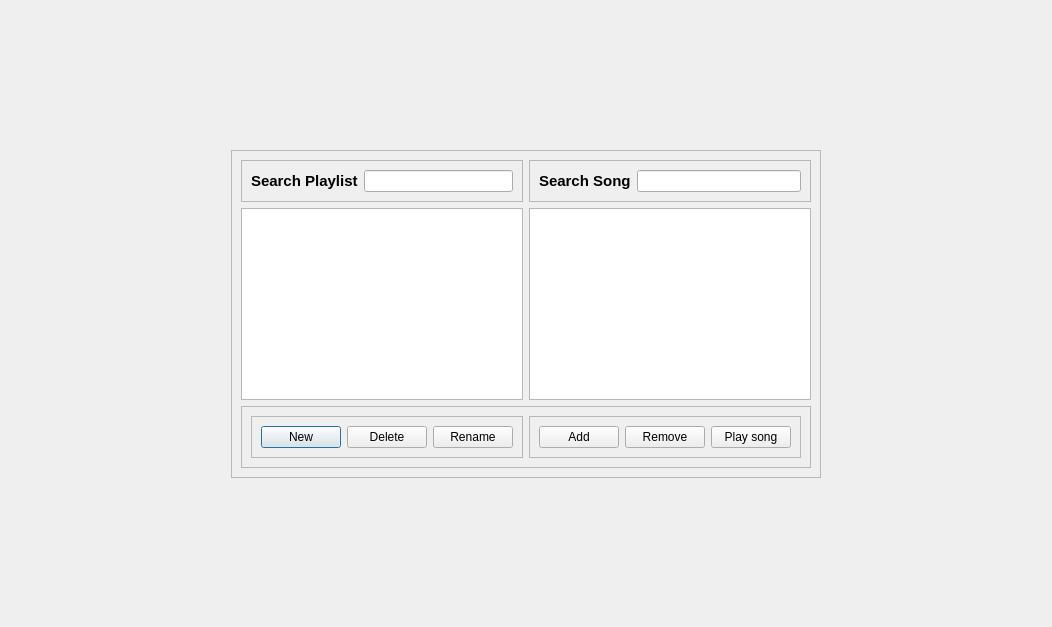
The window that ui/playlistmanagmentdialog.ui (Avesta85/JukeBox) describes before a commit, drawn with Qt 5.
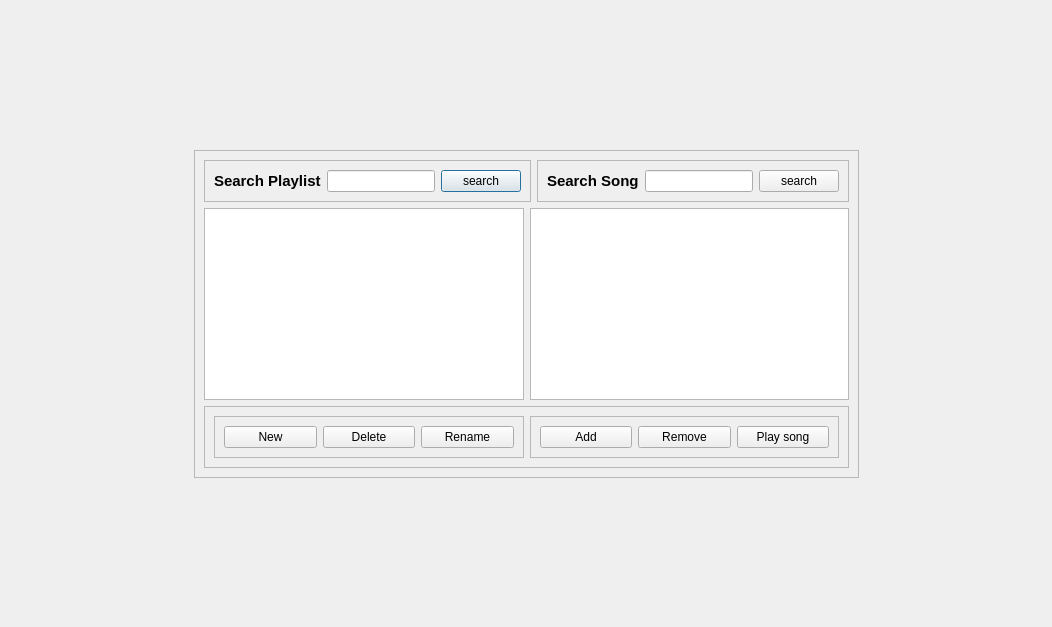
The same window after the commit.

Patch:
```diff
--- a/ui/playlistmanagmentdialog.ui
+++ b/ui/playlistmanagmentdialog.ui
@@ -87,6 +87,13 @@
                <item>
                 <widget class="QLineEdit" name="lineEdit_search_playlist_name"/>
                </item>
+               <item>
+                <widget class="QPushButton" name="pushButton_search_playlist">
+                 <property name="text">
+                  <string>search</string>
+                 </property>
+                </widget>
+               </item>
               </layout>
              </item>
             </layout>
@@ -113,6 +120,13 @@
                <item>
                 <widget class="QLineEdit" name="lineEdit_2_search_song_name"/>
                </item>
+               <item>
+                <widget class="QPushButton" name="pushButton_search_song">
+                 <property name="text">
+                  <string>search</string>
+                 </property>
+                </widget>
+               </item>
               </layout>
              </item>
             </layout>
```
